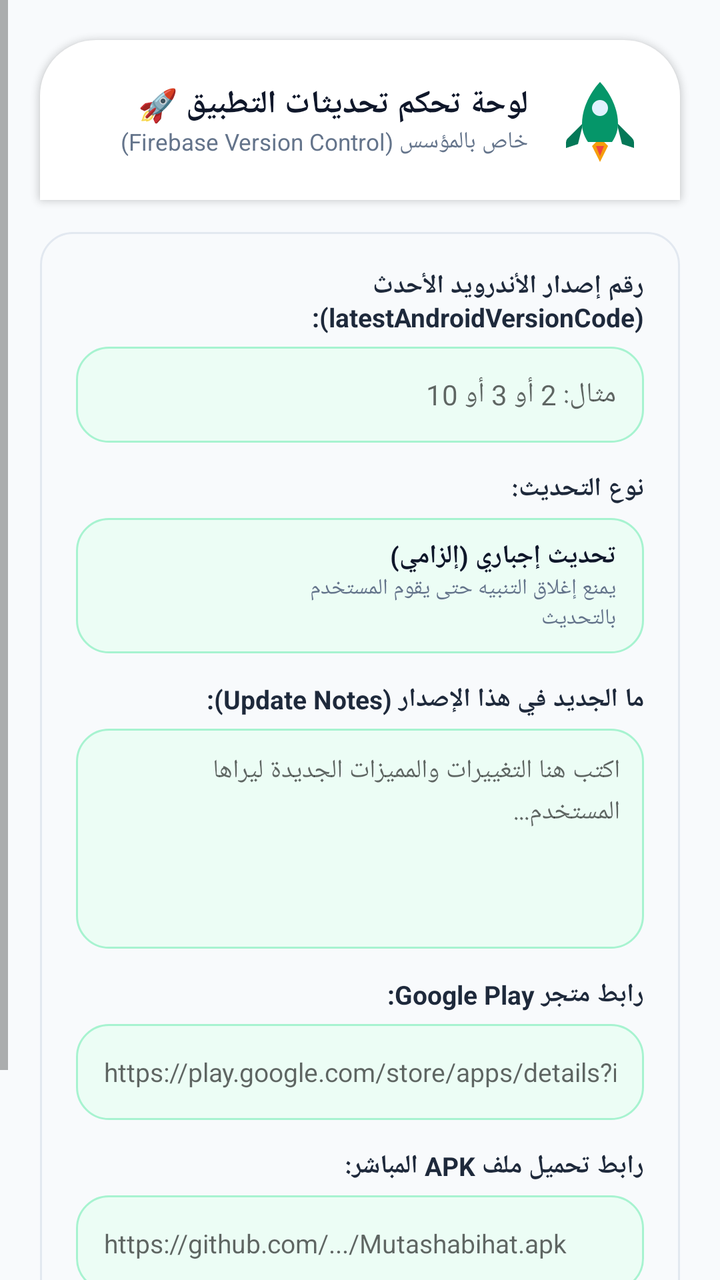
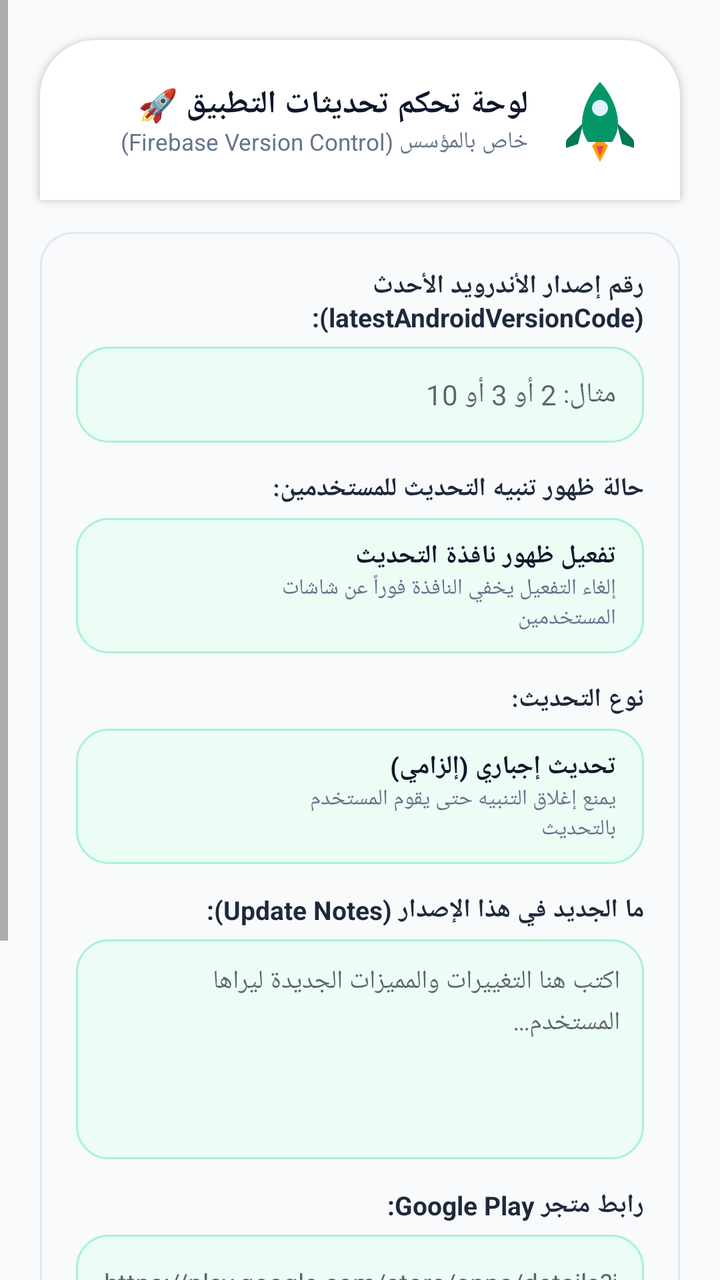

The first picture is an Android layout as it rendered before a commit; the second is the same layout after the commit. The layout source and the unified diff follow.
<!-- AndroidManifest.xml: application theme AppTheme -->
<!-- res/layout/dialog_admin_update_panel.xml -->
<?xml version="1.0" encoding="utf-8"?>
<ScrollView xmlns:android="http://schemas.android.com/apk/res/android"
    xmlns:app="http://schemas.android.com/apk/res-auto"
    xmlns:tools="http://schemas.android.com/tools"
    android:layout_width="match_parent"
    android:layout_height="match_parent"
    android:background="#F8FAFC"
    android:fillViewport="true"
    android:layoutDirection="rtl">

    <LinearLayout
        android:layout_width="match_parent"
        android:layout_height="wrap_content"
        android:clipChildren="false"
        android:clipToPadding="false"
        android:orientation="vertical"
        android:padding="20dp">

        
        <LinearLayout
            android:layout_width="match_parent"
            android:layout_height="wrap_content"
            android:background="@drawable/bg_bottom_sheet_update"
            android:elevation="2dp"
            android:gravity="center_vertical"
            android:orientation="horizontal"
            android:padding="16dp"
            android:layout_marginBottom="16dp">

            <ImageView
                android:layout_width="48dp"
                android:layout_height="48dp"
                android:contentDescription="شعار التحديث"
                android:src="@drawable/ic_update_rocket" />

            <LinearLayout
                android:layout_width="0dp"
                android:layout_height="wrap_content"
                android:layout_weight="1"
                android:layout_marginStart="12dp"
                android:orientation="vertical">

                <TextView
                    android:layout_width="wrap_content"
                    android:layout_height="wrap_content"
                    android:text="لوحة تحكم تحديثات التطبيق 🚀"
                    android:textColor="#0F172A"
                    android:textSize="16sp"
                    android:textStyle="bold" />

                <TextView
                    android:layout_width="wrap_content"
                    android:layout_height="wrap_content"
                    android:text="خاص بالمؤسس (Firebase Version Control)"
                    android:textColor="#64748B"
                    android:textSize="11.5sp" />
            </LinearLayout>
        </LinearLayout>

        
        <LinearLayout
            android:layout_width="match_parent"
            android:layout_height="wrap_content"
            android:background="@drawable/bg_update_notes"
            android:clipChildren="false"
            android:clipToPadding="false"
            android:orientation="vertical"
            android:padding="18dp"
            android:layout_marginBottom="16dp">

            
            <TextView
                android:layout_width="wrap_content"
                android:layout_height="wrap_content"
                android:text="رقم إصدار الأندرويد الأحدث (latestAndroidVersionCode):"
                android:textColor="#1E293B"
                android:textSize="13sp"
                android:textStyle="bold"
                android:layout_marginBottom="6dp" />

            <EditText
                android:id="@+id/etVersionCode"
                android:layout_width="match_parent"
                android:layout_height="48dp"
                android:background="@drawable/bg_version_badge"
                android:hint="مثال: 2 أو 3 أو 10"
                android:inputType="number"
                android:paddingStart="14dp"
                android:paddingEnd="14dp"
                android:textColor="#0F172A"
                android:textSize="14sp"
                android:layout_marginBottom="14dp" />

            
            <TextView
                android:layout_width="wrap_content"
                android:layout_height="wrap_content"
                android:text="نوع التحديث:"
                android:textColor="#1E293B"
                android:textSize="13sp"
                android:textStyle="bold"
                android:layout_marginBottom="6dp" />

            
            <LinearLayout
                android:id="@+id/layoutSwitchContainer"
                android:layout_width="match_parent"
                android:layout_height="wrap_content"
                android:background="@drawable/bg_version_badge"
                android:clipChildren="false"
                android:clipToPadding="false"
                android:gravity="center_vertical"
                android:orientation="horizontal"
                android:paddingStart="14dp"
                android:paddingTop="10dp"
                android:paddingEnd="14dp"
                android:paddingBottom="10dp"
                android:layout_marginBottom="14dp">

                <LinearLayout
                    android:layout_width="0dp"
                    android:layout_height="wrap_content"
                    android:layout_weight="1"
                    android:orientation="vertical">

                    <TextView
                        android:id="@+id/tvSwitchStatusTitle"
                        android:layout_width="wrap_content"
                        android:layout_height="wrap_content"
                        android:text="تحديث إجباري (إلزامي)"
                        android:textColor="#0F172A"
                        android:textSize="13sp"
                        android:textStyle="bold" />

                    <TextView
                        android:layout_width="wrap_content"
                        android:layout_height="wrap_content"
                        android:text="يمنع إغلاق التنبيه حتى يقوم المستخدم بالتحديث"
                        android:textColor="#64748B"
                        android:textSize="11sp" />
                </LinearLayout>

                
                <com.google.android.material.materialswitch.MaterialSwitch
                    android:id="@+id/switchForceUpdate"
                    android:layout_width="wrap_content"
                    android:layout_height="wrap_content"
                    android:layout_gravity="center_vertical"
                    android:checked="false"
                    android:paddingStart="6dp"
                    android:paddingEnd="6dp"
                    android:splitTrack="false"
                    app:showText="false" />
            </LinearLayout>

            
            <TextView
                android:layout_width="wrap_content"
                android:layout_height="wrap_content"
                android:text="ما الجديد في هذا الإصدار (Update Notes):"
                android:textColor="#1E293B"
                android:textSize="13sp"
                android:textStyle="bold"
                android:layout_marginBottom="6dp" />

            <EditText
                android:id="@+id/etUpdateNotes"
                android:layout_width="match_parent"
                android:layout_height="110dp"
                android:background="@drawable/bg_version_badge"
                android:gravity="top|start"
                android:hint="اكتب هنا التغييرات والمميزات الجديدة ليراها المستخدم..."
                android:inputType="textMultiLine"
                android:lineSpacingExtra="3dp"
                android:padding="12dp"
                android:textColor="#0F172A"
                android:textSize="13sp"
                android:layout_marginBottom="14dp" />

            
            <TextView
                android:layout_width="wrap_content"
                android:layout_height="wrap_content"
                android:text="رابط متجر Google Play:"
                android:textColor="#1E293B"
                android:textSize="13sp"
                android:textStyle="bold"
                android:layout_marginBottom="6dp" />

            <EditText
                android:id="@+id/etPlayStoreLink"
                android:layout_width="match_parent"
                android:layout_height="48dp"
                android:background="@drawable/bg_version_badge"
                android:hint="https://play.google.com/store/apps/details?id=..."
                android:inputType="textUri"
                android:paddingStart="14dp"
                android:paddingEnd="14dp"
                android:textColor="#0F172A"
                android:textSize="13sp"
                android:layout_marginBottom="14dp" />

            
            <TextView
                android:layout_width="wrap_content"
                android:layout_height="wrap_content"
                android:text="رابط تحميل ملف APK المباشر:"
                android:textColor="#1E293B"
                android:textSize="13sp"
                android:textStyle="bold"
                android:layout_marginBottom="6dp" />

            <EditText
                android:id="@+id/etApkLink"
                android:layout_width="match_parent"
                android:layout_height="48dp"
                android:background="@drawable/bg_version_badge"
                android:hint="https://github.com/.../Mutashabihat.apk"
                android:inputType="textUri"
                android:paddingStart="14dp"
                android:paddingEnd="14dp"
                android:textColor="#0F172A"
                android:textSize="13sp"
                android:layout_marginBottom="14dp" />

            
            <com.google.android.material.button.MaterialButton
                android:id="@+id/btnPublishUpdate"
                android:layout_width="match_parent"
                android:layout_height="52dp"
                android:text="نشر التحديث في Firebase 🚀"
                android:textColor="#FFFFFF"
                android:textSize="14sp"
                android:textStyle="bold"
                app:backgroundTint="#059669"
                app:cornerRadius="16dp"
                app:icon="@drawable/ic_update_rocket"
                app:iconGravity="textStart"
                app:iconPadding="10dp"
                app:iconSize="22dp" />

        </LinearLayout>
    </LinearLayout>

</ScrollView>
<!-- resources referenced by this layout -->
<resources>
  <!-- drawable bg_bottom_sheet_update (drawable) -->
  <?xml version="1.0" encoding="utf-8"?>
  <shape xmlns:android="http://schemas.android.com/apk/res/android"
      android:shape="rectangle">
      <solid android:color="#FFFFFF" />
      <corners
          android:topLeftRadius="28dp"
          android:topRightRadius="28dp"
          android:bottomLeftRadius="0dp"
          android:bottomRightRadius="0dp" />
  </shape>
  <!-- drawable bg_update_notes (drawable) -->
  <?xml version="1.0" encoding="utf-8"?>
  <shape xmlns:android="http://schemas.android.com/apk/res/android"
      android:shape="rectangle">
      <solid android:color="#F8FAFC" />
      <corners android:radius="16dp" />
      <stroke
          android:width="1dp"
          android:color="#E2E8F0" />
  </shape>
  <!-- drawable bg_version_badge (drawable) -->
  <?xml version="1.0" encoding="utf-8"?>
  <shape xmlns:android="http://schemas.android.com/apk/res/android"
      android:shape="rectangle">
      <solid android:color="#ECFDF5" />
      <corners android:radius="16dp" />
      <stroke
          android:width="1dp"
          android:color="#A7F3D0" />
  </shape>
  <!-- drawable ic_update_rocket (drawable) -->
  <vector xmlns:android="http://schemas.android.com/apk/res/android"
      android:width="64dp"
      android:height="64dp"
      android:viewportWidth="24"
      android:viewportHeight="24">
      
      <path
          android:fillColor="#059669"
          android:pathData="M12,2.5c0,0 -4.5,4.5 -4.5,10.5c0,2.5 1.5,4.5 1.5,4.5l6,0c0,0 1.5,-2 1.5,-4.5c0,-6 -4.5,-10.5 -4.5,-10.5z" />
      
      <path
          android:fillColor="#E0F2FE"
          android:pathData="M12,9m-2,0a2,2 0 1,1 4,0a2,2 0 1,1 -4,0" />
      
      <path
          android:fillColor="#047857"
          android:pathData="M7.5,13L4,16.5c-0.3,0.3 -0.5,0.7 -0.5,1.2l0,1.3l3,-1l1,-4z" />
      
      <path
          android:fillColor="#047857"
          android:pathData="M16.5,13L20,16.5c0.3,0.3 0.5,0.7 0.5,1.2l0,1.3l-3,-1l-1,-4z" />
      
      <path
          android:fillColor="#F59E0B"
          android:pathData="M10,18.5l2,4l2,-4l-1,-1l-2,0z" />
      
      <path
          android:fillColor="#EF4444"
          android:pathData="M11,18.5l1,2.5l1,-2.5z" />
  </vector>
  <style name="AppTheme" parent="Theme.AppCompat.Light.DarkActionBar">
          
          <item name="colorPrimary">@color/colorPrimary</item>
          <item name="colorPrimaryDark">@color/colorPrimaryDark</item>
          <item name="colorAccent">@color/colorAccent</item>
      </style>
  <color name="colorPrimary">#059669</color>
  <color name="colorPrimaryDark">#047857</color>
  <color name="colorAccent">#F59E0B</color>
</resources>

<!-- the commit's change to res/layout/dialog_admin_update_panel.xml (unified diff, before → after) -->
@@ -95,6 +95,67 @@
             <TextView
                 android:layout_width="wrap_content"
                 android:layout_height="wrap_content"
+                android:text="حالة ظهور تنبيه التحديث للمستخدمين:"
+                android:textColor="#1E293B"
+                android:textSize="13sp"
+                android:textStyle="bold"
+                android:layout_marginBottom="6dp" />
+
+            <LinearLayout
+                android:id="@+id/layoutAlertActiveContainer"
+                android:layout_width="match_parent"
+                android:layout_height="wrap_content"
+                android:background="@drawable/bg_version_badge"
+                android:clipChildren="false"
+                android:clipToPadding="false"
+                android:gravity="center_vertical"
+                android:orientation="horizontal"
+                android:paddingStart="14dp"
+                android:paddingTop="10dp"
+                android:paddingEnd="14dp"
+                android:paddingBottom="10dp"
+                android:layout_marginBottom="14dp">
+
+                <LinearLayout
+                    android:layout_width="0dp"
+                    android:layout_height="wrap_content"
+                    android:layout_weight="1"
+                    android:orientation="vertical">
+
+                    <TextView
+                        android:id="@+id/tvAlertActiveTitle"
+                        android:layout_width="wrap_content"
+                        android:layout_height="wrap_content"
+                        android:text="تفعيل ظهور نافذة التحديث"
+                        android:textColor="#0F172A"
+                        android:textSize="13sp"
+                        android:textStyle="bold" />
+
+                    <TextView
+                        android:id="@+id/tvAlertActiveSubtitle"
+                        android:layout_width="wrap_content"
+                        android:layout_height="wrap_content"
+                        android:text="إلغاء التفعيل يخفي النافذة فوراً عن شاشات المستخدمين"
+                        android:textColor="#64748B"
+                        android:textSize="11sp" />
+                </LinearLayout>
+
+                <com.google.android.material.materialswitch.MaterialSwitch
+                    android:id="@+id/switchAlertActive"
+                    android:layout_width="wrap_content"
+                    android:layout_height="wrap_content"
+                    android:layout_gravity="center_vertical"
+                    android:checked="true"
+                    android:paddingStart="6dp"
+                    android:paddingEnd="6dp"
+                    android:splitTrack="false"
+                    app:showText="false" />
+            </LinearLayout>
+
+            
+            <TextView
+                android:layout_width="wrap_content"
+                android:layout_height="wrap_content"
                 android:text="نوع التحديث:"
                 android:textColor="#1E293B"
                 android:textSize="13sp"
